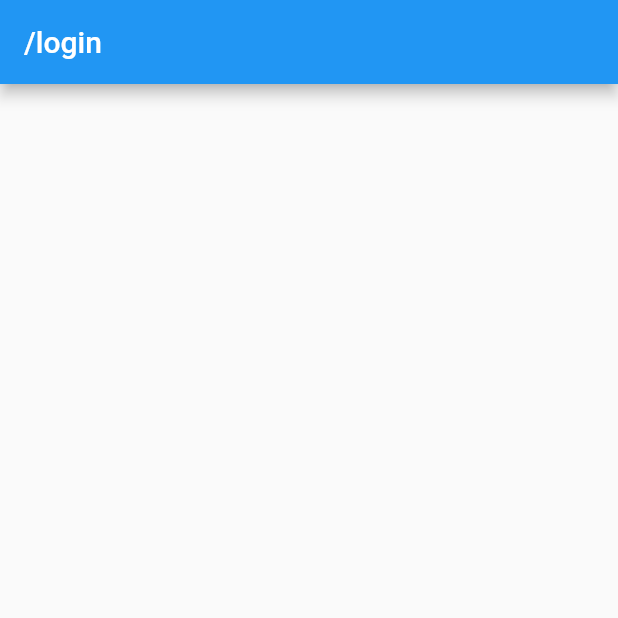
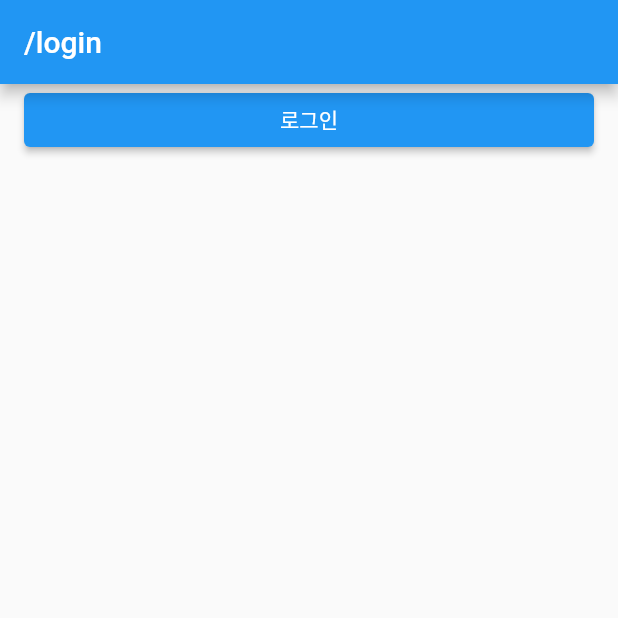
Before and after one commit to qwq140/go_router_actual, a Flutter app: the screen it shows after launch, on a phone screen of 412 x 824 dp, the top half of it. Run offline on Flutter 3.47's test engine with Material 2 defaults, Android fonts, the phone set to English and light mode, and no system bars; our stand-ins replace flutter_riverpod, go_router.

Commit message:
redirection 테스트

```diff
--- a/lib/provider/auth_provider.dart
+++ b/lib/provider/auth_provider.dart
@@ -13,7 +13,7 @@ final routerProvider = Provider<GoRouter>((ref) {
   final authStateProvider = AuthNotifier(ref: ref);
 
   return GoRouter(
-    initialLocation: '/',
+    initialLocation: '/login',
     errorBuilder: (context, state) =>
         ErrorScreen(error: state.error.toString()),
     // redirect
--- a/lib/screen/login_screen.dart
+++ b/lib/screen/login_screen.dart
@@ -1,11 +1,26 @@
 import 'package:flutter/cupertino.dart';
+import 'package:flutter/material.dart';
+import 'package:flutter_riverpod/flutter_riverpod.dart';
 import 'package:go_router_actual/layout/defualt_layout.dart';
+import 'package:go_router_actual/provider/auth_provider.dart';
 
-class LoginScreen extends StatelessWidget {
+class LoginScreen extends ConsumerWidget {
   const LoginScreen({Key? key}) : super(key: key);
 
   @override
-  Widget build(BuildContext context) {
-    return DefaultLayout(body: Column());
+  Widget build(BuildContext context, WidgetRef ref) {
+    return DefaultLayout(
+      body: Column(
+        crossAxisAlignment: CrossAxisAlignment.stretch,
+        children: [
+          ElevatedButton(
+            onPressed: () {
+              ref.read(userProvider.notifier).login(name: 'test');
+            },
+            child: Text('로그인'),
+          ),
+        ],
+      ),
+    );
   }
 }
```
Also changed, not shown: lib/screen/home_screen.dart (+16 -2 lines).
